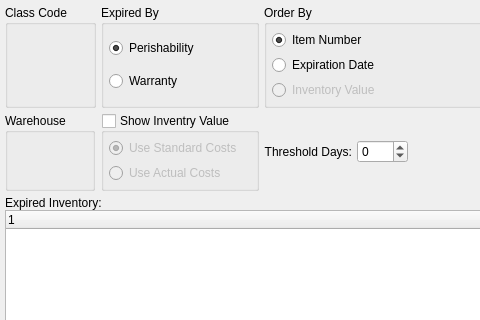
This is guiclient/dspExpiredInventoryByClassCode.ui in Pegasus-RPG/xtuple-client as Qt 5 draws it before an edit; both pictures show x 0 to 480 and y 0 to 320 of the 800 by 600 pixel window. The edited form follows.
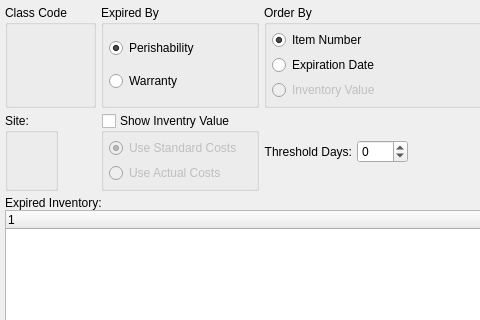
This is the edited form. Custom widgets are drawn as their Qt base class.

Commit message: issue #6692:first pass for changing "Warehouse" to "Site"

```diff
--- a/guiclient/dspExpiredInventoryByClassCode.ui
+++ b/guiclient/dspExpiredInventoryByClassCode.ui
@@ -161,7 +161,7 @@
        <enum>Qt::StrongFocus</enum>
       </property>
       <property name="title" >
-       <string>Warehouse</string>
+       <string>Site:</string>
       </property>
      </widget>
     </item>
```
The commit also changes 201 other files.
